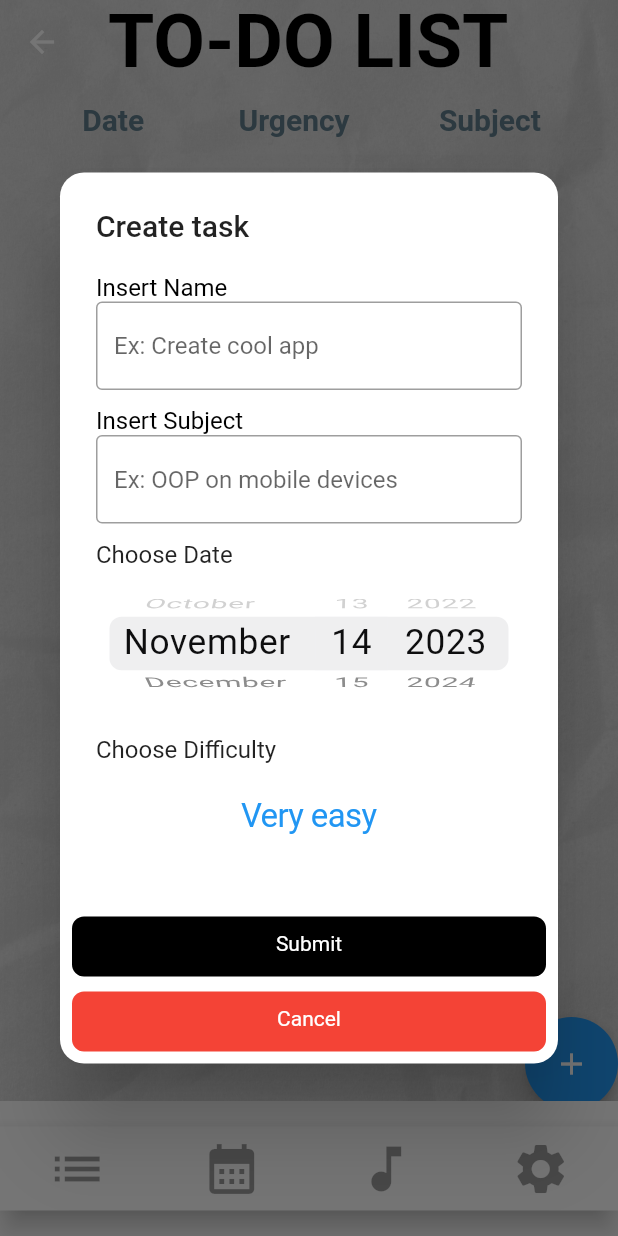
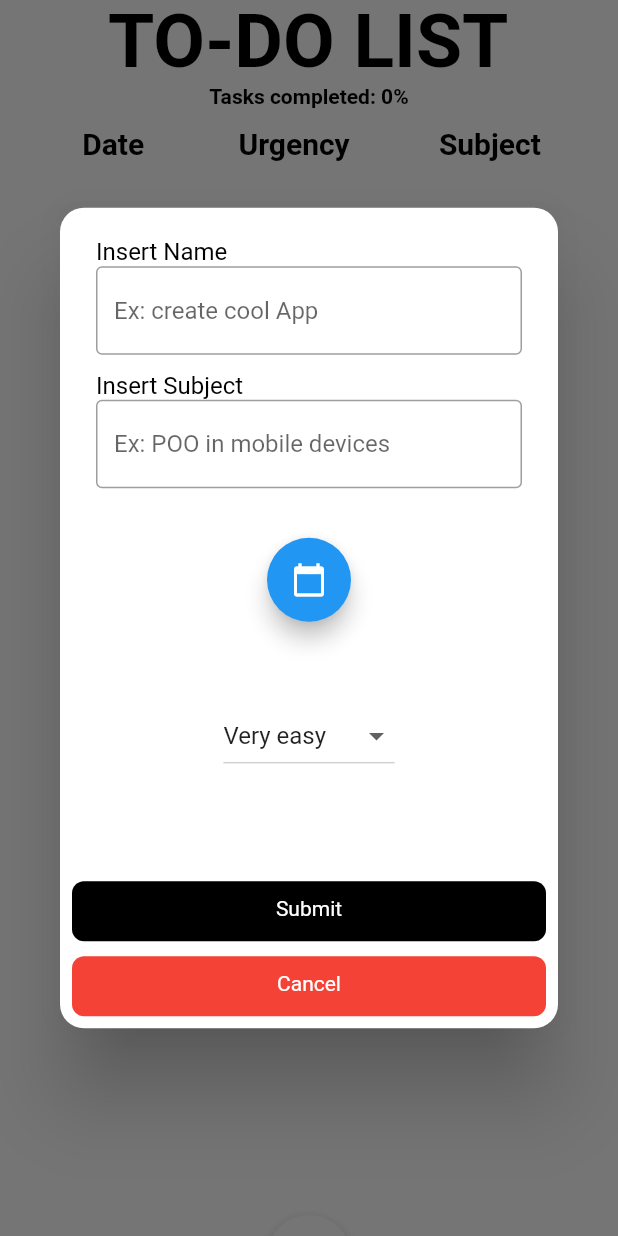
Before and after one commit to sergiopuertas/PomodOr, a Flutter app: the todolistScreen screen opened directly, after a tap on the "add" icon, on a phone screen of 412 x 824 dp. Run offline on Flutter 3.47's test engine with Material 2 defaults, Android fonts, the phone set to English and light mode, and no system bars; our stand-ins replace flutter_local_notifications, shared_preferences; accounts and stored records are empty.

Commit message:
TodoList completamente funcional y sin errores.

```diff
--- a/Agenda.txt
+++ b/Agenda.txt
@@ -1,6 +1,4 @@
 This file is like an agenda to put notes on progress, doubts and to-dos.
 
 Sergio:
-    hacer que los botones de borrar, editar o comentar sea: pulsas un botón, despliega 3 botoncitos y cada uno hace lo que tenga que hacer
     hacer que al trabajar te ponga tasks en proceso, y solo poder añadir notas a tasks en proceso
-    Hacer que al pulsar el botón el current order de la lista cambie al que dijiste.
--- a/lib/screens/Choice.dart
+++ b/lib/screens/Choice.dart
@@ -21,7 +21,7 @@ class Choice extends StatelessWidget {
           children: [
             ElevatedButton(
               style: ElevatedButton.styleFrom(
-                primary: Colors.blue, // Couleur de fond du bouton
+                primary: Colors.blue,
                 onPrimary: Colors.white, // Couleur du texte du bouton
               ),
               onPressed: () {
--- a/lib/screens/Home.dart
+++ b/lib/screens/Home.dart
@@ -56,11 +56,6 @@ class _PomodoroHomeState extends State<Home>{
               iconSize: 40.0,
             ),
             IconButton(
-              icon : Icon(Icons.music_note),
-              onPressed: null,
-              iconSize: 40.0,
-            ),
-            IconButton(
               icon: Icon(Icons.settings),
               onPressed: null,
               iconSize: 40.0,
--- a/lib/screens/TodolistScreen.dart
+++ b/lib/screens/TodolistScreen.dart
@@ -2,7 +2,7 @@ import 'package:flutter/material.dart';
 import 'package:provider/provider.dart';
 import '../toDoList/TaskList.dart';
 import '../toDoList/MyCheckBox.dart';
-import '../toDoList/AddPopUp.dart';
+import '../toDoList/PopUps.dart';
 import '../toDoList/Task.dart';
 import '../toDoList/ConstantScrollBehaviour.dart';
 import '../toDoList/SortingStrategy.dart';
@@ -16,13 +16,7 @@ class todolistScreen extends StatelessWidget {
     return Stack(
       children: [
         Container(
-          decoration: BoxDecoration(
-            image:
-            DecorationImage(
-              image: AssetImage('assets/papel.jpg'),
-              fit: BoxFit.cover,
-            ),
-          ),
+          color: Colors.white,
           child: null,
         ),
         Scaffold(
@@ -42,9 +36,19 @@ class todolistScreen extends StatelessWidget {
             elevation: 0,
           ),
           body: Column(
-            mainAxisAlignment: MainAxisAlignment.spaceBetween,
+            mainAxisAlignment: MainAxisAlignment.start,
             crossAxisAlignment: CrossAxisAlignment.stretch,
             children: <Widget>[
+              Center(
+                child: Text(
+                  taskList.calculateCompletedTaskPercentage(),
+                  style: TextStyle(
+                    fontSize: 14,
+                    fontWeight: FontWeight.bold,
+                    color: Colors.black,
+                  ),
+                ),
+              ),
               OverflowBar(
                 alignment: MainAxisAlignment.spaceEvenly,
                 children: <Widget>[
@@ -53,7 +57,7 @@ class todolistScreen extends StatelessWidget {
                 style: const TextStyle(
                   fontSize: 20,
                   fontWeight: FontWeight.bold,
-                  color: Colors.blueGrey,
+                  color: Colors.black,
                 ),
               ), onPressed: () {
                   taskList.order('expDate');
@@ -64,7 +68,7 @@ class todolistScreen extends StatelessWidget {
                 style: const TextStyle(
                   fontSize: 20,
                   fontWeight: FontWeight.bold,
-                  color: Colors.blueGrey,
+                  color: Colors.black,
                 ),
               ), onPressed: () {
                   taskList.order('default');
@@ -76,7 +80,7 @@ class todolistScreen extends StatelessWidget {
                     style: const TextStyle(
                       fontSize: 20,
                       fontWeight: FontWeight.bold,
-                      color: Colors.blueGrey,
+                      color: Colors.black,
                 ),
               ), onPressed: () {
                   taskList.order('expDate');
@@ -85,52 +89,27 @@ class todolistScreen extends StatelessWidget {
               ],
               ),
               Container(
-                height:540,
-                padding: EdgeInsets.fromLTRB(0.0, 0.0, 0.0, 50.0),
+                height:695,
                 child: TaskListItem(),
               ),
-              Container(
-                height: 130,
-                padding: EdgeInsets.fromLTRB(350, 0.0, 0.0, 0.0),
-                child:
-                  AddPopUp(),
-              )
             ],
           ),
-          bottomNavigationBar: Container(
-              color : Colors.white,
-              height : 90.0,
-              alignment : Alignment.center,
-              child : BottomAppBar(
-                child: Row(
-                  mainAxisAlignment: MainAxisAlignment.spaceAround,
-                  children: <Widget>[
-                    IconButton(
-                      icon: Icon(Icons.list),
-                      onPressed: null,
-                      iconSize: 40.0,
-                    ),
-                    IconButton(
-                      icon: Icon(Icons.calendar_month),
-                      onPressed:null,
-                      iconSize: 40.0,
-                    ),
-                    IconButton(
-                      icon : Icon(Icons.music_note),
-                      onPressed: null,
-                      iconSize: 40.0,
-                    ),
-                    IconButton(
-                      icon: Icon(Icons.settings),
-                      onPressed: null,
-                      iconSize: 40.0,
-                    ),
-                  ],
-                ),
-              )
-          ),
+        ),
+        Column(
+          crossAxisAlignment: CrossAxisAlignment.end,
+          children: <Widget>[
+            SizedBox(
+              height: 810,
+            ),
+            Row(
+              mainAxisAlignment: MainAxisAlignment.center,
+              children: [
+                AddPopup(),
+              ],
+            )
+          ]
         ),
       ],
     );
-  }
+    }
 }
--- a/lib/toDoList/AddPopUp.dart
+++ b/lib/toDoList/PopUps.dart
@@ -1,34 +1,60 @@
 import 'package:flutter/material.dart';
-import 'package:flutter/cupertino.dart';
 import 'package:provider/provider.dart';
 import 'Task.dart';
 import 'TaskList.dart';
 import '../screens/TodolistScreen.dart';
+// BasePopup y _BasePopupState
+abstract class BasePopup extends StatefulWidget {
+  @override
+  _BasePopupState createState() => getState();
 
-class AddPopUp extends StatefulWidget {
-  const AddPopUp({Key? key}) : super(key: key);
+  _BasePopupState getState();
+  String get nameprompt;
+  String get subjectprompt;
 
-  @override
-  _AddPopUpState createState() => _AddPopUpState();
+  void customAction(BuildContext context, String name, DateTime expDate, int difficulty, String subject);
 }
 
-class _AddPopUpState extends State<AddPopUp> {
+abstract class _BasePopupState extends State<BasePopup> {
+
+  final TextEditingController _nameController = TextEditingController();
+  final TextEditingController _subjectController = TextEditingController();
   DateTime _chosenDate = DateTime.now();
-  TextEditingController _nameController = TextEditingController();
-  TextEditingController _subjectController = TextEditingController();
-  int _selectedDiff = 0;
+  int _selectedDiff = 1;
+  Future<void> _selectDate(BuildContext context) async {
+    final DateTime? picked = await showDatePicker(
+      context: context,
+      initialDate: _chosenDate,
+      firstDate: DateTime.now(),
+      lastDate: DateTime(2101),
+    );
+    if (picked != null && picked != _chosenDate) {
+      setState(() {
+        _chosenDate = picked;
+      });
+    }
+  }
 
-  @override
-  Widget build(BuildContext context) {
-    return FloatingActionButton(
-      heroTag: null,
-      onPressed: () {
-        ShowDialog(context);
+  Widget _buildDifficultyDropdown() {
+    return DropdownButton<int>(
+      value: _selectedDiff, // Valor actual seleccionado en el Dropdown
+      items: <DropdownMenuItem<int>>[
+        DropdownMenuItem<int>(value: 1, child: Text('Very easy')),
+        DropdownMenuItem<int>(value: 2, child: Text('Easy')),
+        DropdownMenuItem<int>(value: 3, child: Text('Intermediate')),
+        DropdownMenuItem<int>(value: 4, child: Text('Difficult')),
+        DropdownMenuItem<int>(value: 5, child: Text('Very difficult')),
+      ],
+      onChanged: (int? newValue) {
+        if (newValue != null) {
+          setState(() {
+            _selectedDiff = newValue; // Actualiza el valor seleccionado
+          });
+        }
       },
-      child: const Icon(Icons.add),
     );
   }
-  void ShowDialog(BuildContext context){
+  void ShowDialog(BuildContext context) {
     {
       showDialog<Widget>(
           context: context,
@@ -37,7 +63,6 @@ class _AddPopUpState extends State<AddPopUp> {
                 shape: RoundedRectangleBorder(
                   borderRadius: BorderRadius.circular(16.0),
                 ),
-                title: Text("Create task"),
                 content: Container(
                   width: 300.0,
                   child: Column(
@@ -45,12 +70,12 @@ class _AddPopUpState extends State<AddPopUp> {
                     children: <Widget>[
                       InputBox(
                         title: 'Name',
-                        parameter: 'Ex: Create cool app',
+                        parameter: widget.nameprompt,
                         textEditingController: _nameController,
                       ),
                       InputBox(
                         title: 'Subject',
-                        parameter: 'Ex: OOP on mobile devices',
+                        parameter: widget.subjectprompt,
                         textEditingController: _subjectController,
                       ),
                       SizedBox(
@@ -58,20 +83,17 @@ class _AddPopUpState extends State<AddPopUp> {
                           child: Column(
                             crossAxisAlignment: CrossAxisAlignment.start,
                             children: <Widget>[
-                              Text('Choose Date'),
                               SizedBox(
                                 height: 80,
                                 child: Container(
                                   padding: EdgeInsets.fromLTRB(
                                       0.0, 20.0, 0.0, 0.0),
-                                  child: CupertinoDatePicker(
-                                    minimumDate: DateTime.now(),
-                                    mode: CupertinoDatePickerMode.date,
-                                    initialDateTime: DateTime.now(),
-                                    onDateTimeChanged: (
-                                        DateTime newDateTime) {
-                                      _chosenDate = newDateTime;
-                                    },
+                                  child: Center(
+                                    child: FloatingActionButton(
+                                      onPressed: () => _selectDate(context),
+                                      child: Icon(Icons
+                                          .calendar_today), // Icono del botón
+                                    ),
                                   ),
                                 ),
                               ),
@@ -82,12 +104,11 @@ class _AddPopUpState extends State<AddPopUp> {
                           height: 89,
                           child: Column(
                             crossAxisAlignment: CrossAxisAlignment.start,
+                            mainAxisAlignment: MainAxisAlignment.start,
                             children: <Widget>[
-                              Text('Choose Difficulty'),
                               SizedBox(
-                                height: 70,
-                                child: DificultyPicker(
-                                    selectedDiff: _selectedDiff), // Corregido aquí
+                                height: 50,
+                                child: _buildDifficultyDropdown(),
                               ),
                             ],
                           )
@@ -101,7 +122,7 @@ class _AddPopUpState extends State<AddPopUp> {
                     child: InkWell(
                       onTap: () {
                         String name = _nameController.text;
-                        DateTime date = _chosenDate as DateTime;
+                        DateTime date = _chosenDate;
                         int diff = _selectedDiff;
                         String subject = _subjectController.text;
 
@@ -109,7 +130,7 @@ class _AddPopUpState extends State<AddPopUp> {
                           name = "Not defined";
                           subject = "Not defined";
                         }
-                        Provider.of<TaskList>(context, listen: false).addTask(name, date, diff, subject);
+                        widget.customAction(context,name, date, diff, subject);
                         _nameController.clear();
                         _subjectController.clear();
                         Navigator.of(context).pop();
@@ -176,15 +197,76 @@ class _AddPopUpState extends State<AddPopUp> {
       );
     }
   }
+}
 
-  bool isGoodName(String txt) {
-    return txt.isNotEmpty;
-  }
+// AddPopup y su estado
+class AddPopup extends BasePopup {
 
-  bool isGoodSubject(String txt) {
-    return txt.isNotEmpty;
+  @override
+  _AddPopupState createState() => _AddPopupState();
+  _BasePopupState getState() => _AddPopupState();
+
+  @override
+  String get nameprompt => "Ex: create cool App";
+  String get subjectprompt => "Ex: POO in mobile devices";
+
+  @override
+  void customAction(BuildContext context, String name, DateTime date, int diff, String subject) {
+    Provider.of<TaskList>(context, listen: false).addTask(name, date, diff, subject);
   }
 }
+
+class _AddPopupState extends _BasePopupState {
+  @override
+  Widget build(BuildContext context) {
+    return FloatingActionButton(
+      backgroundColor: Colors.white,
+      heroTag: null,
+      onPressed: () {
+        ShowDialog(context);
+      },
+      child: Icon(
+        Icons.add,
+        color: Colors.black,
+      ),
+    );
+  }
+}
+
+// EditPopup y su estado
+class EditPopup extends BasePopup {
+  final Task task;
+  final VoidCallback onOverlayEntryRemove;
+  EditPopup(this.task, this.onOverlayEntryRemove);
+
+  @override
+  _EditPopupState createState() => _EditPopupState(onOverlayEntryRemove);
+  _BasePopupState getState() => _EditPopupState(onOverlayEntryRemove);
+
+  @override
+  String get nameprompt => task.getName();
+  String get subjectprompt => task.getSubject();
+  @override
+  void customAction(BuildContext context, String name, DateTime date, int diff, String subject) {
+    Provider.of<TaskList>(context, listen: false).editTask(task, name, date, diff, subject);
+  }
+}
+class _EditPopupState extends _BasePopupState {
+  _EditPopupState(this.onOverlayEntryRemove);
+  final VoidCallback onOverlayEntryRemove;
+  @override
+  Widget build(BuildContext context){
+    return IconButton(
+
+      icon: Icon(Icons.edit),
+      onPressed: (){
+        onOverlayEntryRemove();
+        ShowDialog(context);
+      },
+    );
+  }
+}
+
 class InputBox extends StatefulWidget {
   final String title;
   final String parameter;
@@ -194,7 +276,6 @@ class InputBox extends StatefulWidget {
     required this.title,
     required this.parameter,
     required this.textEditingController,
-
   });
 
   @override
@@ -214,8 +295,8 @@ class _InputBoxState extends State<InputBox> {
     required this.title,
     required this.parameter,
     required this.textEditingController,
+  });
 
-  });
   @override
   Widget build(BuildContext context) {
     return Column(
@@ -243,95 +324,10 @@ class _InputBoxState extends State<InputBox> {
   }
 }
 
-const double _kItemExtent = 32.0;
-
-const List<String> _difficulties = <String>[
-  'Very easy',
-  'Easy',
-  'Intermediate',
-  'Difficult',
-  'Very difficult',
-];
-class DificultyPicker extends StatefulWidget {
-
-  int selectedDiff;
-
-  DificultyPicker({required this.selectedDiff}); // Mantener el constructor
-
-  @override
-  State<DificultyPicker> createState() => _DificultyPickerState();
+bool isGoodName(String txt) {
+  return txt.isNotEmpty;
 }
 
-class _DificultyPickerState extends State<DificultyPicker> {
-
-  _DificultyPickerState();
-
-  void _showDialog(Widget child) {
-    showCupertinoModalPopup<void>(
-      context: context,
-      builder: (BuildContext context) => Container(
-        height: 216,
-        padding: const EdgeInsets.only(top: 6.0),
-        margin: EdgeInsets.only(
-          bottom: MediaQuery.of(context).viewInsets.bottom,
-        ),
-        color: CupertinoColors.systemBackground.resolveFrom(context),
-        child: SafeArea(
-          top: false,
-          child: child,
-        ),
-      ),
-    );
-  }
-
-  @override
-  Widget build(BuildContext context) {
-    return CupertinoPageScaffold(
-      backgroundColor: Colors.white,
-      child: DefaultTextStyle(
-        style: TextStyle(
-          color: CupertinoColors.label.resolveFrom(context),
-          fontSize: 22.0,
-        ),
-        child: Center(
-          child: Row(
-            mainAxisAlignment: MainAxisAlignment.center,
-            children: <Widget>[
-              CupertinoButton(
-                padding: EdgeInsets.zero,
-                onPressed: () => _showDialog(
-                  CupertinoPicker(
-                    magnification: 1.22,
-                    squeeze: 1.2,
-                    useMagnifier: true,
-                    itemExtent: _kItemExtent,
-                    // This sets the initial item.
-                    scrollController: FixedExtentScrollController(
-                      initialItem: widget.selectedDiff,
-                    ),
-                    onSelectedItemChanged: (int selectedItem) {
-                      setState(() {
-                        widget.selectedDiff = selectedItem;
-                      });
-                    },
-                    children:
-                    List<Widget>.generate(_difficulties.length, (int index) {
-                      return Center(child: Text(_difficulties[index]));
-                    }),
-                  ),
-                ),
-                // This displays the selected fruit name.
-                child: Text(
-                  _difficulties[widget.selectedDiff],
-                  style: const TextStyle(
-                    fontSize: 22.0,
-                  ),
-                ),
-              ),
-            ],
-          ),
-        ),
-      ),
-    );
-  }
+bool isGoodSubject(String txt) {
+  return txt.isNotEmpty;
 }
--- a/lib/toDoList/TaskList.dart
+++ b/lib/toDoList/TaskList.dart
@@ -1,12 +1,14 @@
 import 'package:flutter/material.dart';
 import 'package:provider/provider.dart';
+import 'package:flutter_local_notifications/flutter_local_notifications.dart';
+import 'package:shared_preferences/shared_preferences.dart';
+import 'package:pomodor/notifications.dart';
+import 'dart:convert';
+import 'dart:math';
 import 'Task.dart';
 import 'SortingStrategy.dart';
 import 'ConstantScrollBehaviour.dart';
 import 'MyCheckBox.dart';
-import 'package:shared_preferences/shared_preferences.dart';
-import 'dart:convert';
-
 
 Future<void> saveTaskList(List<Task> tasks) async {
   final SharedPreferences prefs = await SharedPreferences.getInstance();
@@ -64,27 +66,51 @@ class TaskList with ChangeNotifier {
   void addTask(String name, DateTime expDate, int diff, String subject) {
     Task task = Task(name, subject, expDate, diff);
     _tasks.add(task);
+    scheduleNotification(task);
+    saveTasks();
+    notifyListeners();
+  }
+  void editTask(Task task, String name, DateTime expDate, int diff, String subj) {
+    if (task.getDate().difference(expDate) != 0){
+      cancelTaskNotification(task);
+    }
+    task.setDate(expDate);
+    task.setDiff(diff);
+    task.setName(name);
+    task.setSubject(subj);
+    scheduleNotification(task);
     saveTasks();
     notifyListeners();
   }
 
   void removeTask(Task task) {
     _tasks.remove(task);
+    cancelTaskNotification(task);
     saveTasks();
     notifyListeners();
   }
 
   List<Task> getTaskList() {
-    return List.unmodifiable(_tasks);
+    return _tasks;
   }
-
+  String calculateCompletedTaskPercentage() {
+    int returns;
+    if (_tasks.isEmpty) {
+      returns =  0; // Evita la división por cero si la lista está vacía
+    }
+    else{
+      int completedTasks = _tasks.where((task) => task.getIfFinished()).length;
+      returns = ((completedTasks / _tasks.length) * 100).ceil();
+    }
+    return 'Tasks completed: ' + returns.toString() + '%';
+  }
   void order(String orderType) {
     SortingStrategy strategy = SortingStrategyFactory.getSortingStrategy(orderType);
     this.getTaskList().sort(strategy.compare);
     notifyListeners();
   }
   void toggleTask(Task task) {
-    task.toggleFinished(); // Asumiendo que tienes un método así en la clase Task
+    task.toggleFinished();
     notifyListeners();
   }
 }
--- a/pubspec.yaml
+++ b/pubspec.yaml
@@ -32,11 +32,10 @@ dependencies:
     sdk: flutter
   # The following adds the Cupertino Icons font to your application.
   # Use with the CupertinoIcons class for iOS style icons.
-  cupertino_icons: ^1.0.2
-  flutter_riverpod: ^2.4.4
   intl: ^0.18.1
   provider: ^6.0.1
   shared_preferences: ^2.0.15
+  flutter_local_notifications: ^8.2.0
 
 dev_dependencies:
   flutter_test:
```
Also changed, not shown: lib/main.dart (+5 -8 lines), lib/notifications.dart (added, +48 -0 lines), lib/toDoList/Task.dart (+36 -33 lines), pubspec.lock, 2 other files.
